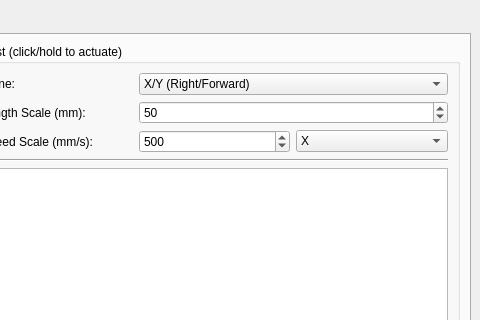
Qt form mtool_main_window.ui (mjbots/mjmech) before a commit; both pictures show x 536 to 1016 and y 0 to 320 of the 1016 by 871 pixel window.
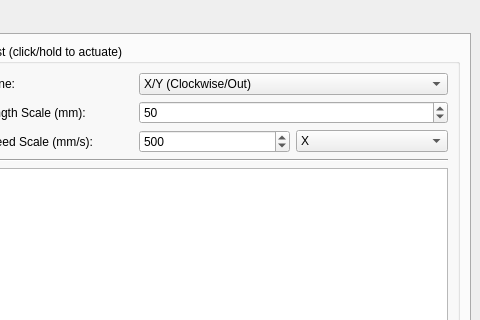
The same form after that commit. The open tabs and pages were chosen to show the change.

Commit message: Switch up the coordinate system in the IK solver so that it can be the same for all legs.

Patch:
```diff
--- a/mtool_main_window.ui
+++ b/mtool_main_window.ui
@@ -715,7 +715,7 @@
               <widget class="QComboBox" name="planeCombo">
                <item>
                 <property name="text">
-                 <string>X/Y (Right/Forward)</string>
+                 <string>X/Y (Clockwise/Out)</string>
                 </property>
                </item>
                <item>
```
Left out of the diff: 4 changed lines with no effect on the pictures. The commit also changes 1 other file.
